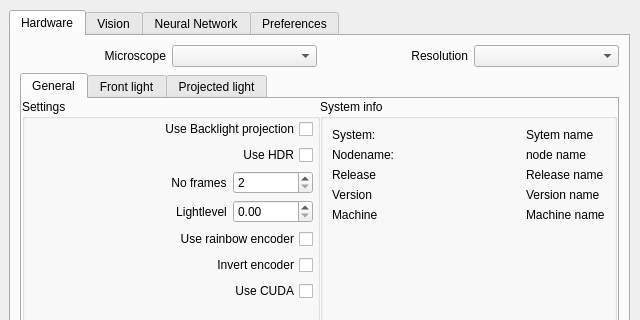
jellespijker/VisionSoilAnalyzer, file src/VSA/dialogsettings.ui: the form before one commit; both pictures show x 0 to 640 and y 0 to 320 of the 640 by 480 pixel window.
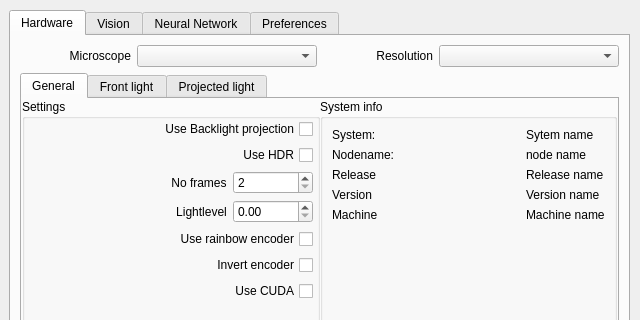
The form after the commit. The open tabs and pages were chosen to show the change.

Commit message: Settings Dialog Hardware Tab works

The edit to the form file:
```diff
--- a/src/VSA/dialogsettings.ui
+++ b/src/VSA/dialogsettings.ui
@@ -80,7 +80,14 @@
             </widget>
            </item>
            <item>
-            <widget class="QComboBox" name="comboBox_Microscopes"/>
+            <widget class="QComboBox" name="comboBox_Microscopes">
+             <property name="minimumSize">
+              <size>
+               <width>180</width>
+               <height>0</height>
+              </size>
+             </property>
+            </widget>
            </item>
           </layout>
          </item>
@@ -97,7 +104,14 @@
             </widget>
            </item>
            <item>
-            <widget class="QComboBox" name="comboBox_Resolution"/>
+            <widget class="QComboBox" name="comboBox_Resolution">
+             <property name="minimumSize">
+              <size>
+               <width>180</width>
+               <height>0</height>
+              </size>
+             </property>
+            </widget>
            </item>
           </layout>
          </item>
@@ -965,7 +979,7 @@
     <string>Restore Default</string>
    </property>
   </widget>
-  <widget class="QWidget" name="">
+  <widget class="QWidget" name="layoutWidget">
    <property name="geometry">
     <rect>
      <x>360</x>
```
Left out of the diff: 67 changed lines with no effect on the pictures. The commit also changes 3 other files.
